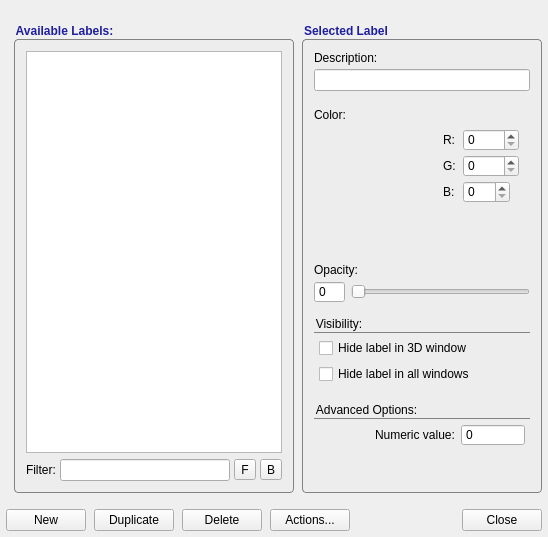
pyushkevich/itksnap, file GUI/Qt/Windows/LabelEditorDialog.ui: the form before one commit.
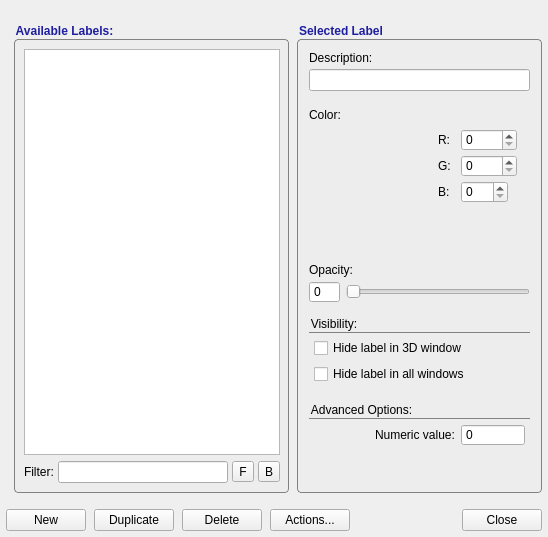
The form after the commit. Custom widgets are drawn as their Qt base class.

Commit message: Fix to display of labels over 99

Diff of the .ui file:
```diff
--- a/GUI/Qt/Windows/LabelEditorDialog.ui
+++ b/GUI/Qt/Windows/LabelEditorDialog.ui
@@ -629,19 +629,22 @@
      </property>
      <layout class="QVBoxLayout" name="verticalLayout">
       <property name="leftMargin">
-       <number>6</number>
+       <number>4</number>
       </property>
       <property name="topMargin">
-       <number>6</number>
+       <number>4</number>
       </property>
       <property name="rightMargin">
-       <number>6</number>
+       <number>3</number>
       </property>
       <property name="bottomMargin">
-       <number>6</number>
+       <number>4</number>
       </property>
       <item>
        <widget class="QTableView" name="lvLabels">
+        <property name="styleSheet">
+         <string notr="true">font-size:12px;</string>
+        </property>
         <property name="editTriggers">
          <set>QAbstractItemView::NoEditTriggers</set>
         </property>
@@ -658,7 +661,7 @@
          <bool>false</bool>
         </attribute>
         <attribute name="horizontalHeaderDefaultSectionSize">
-         <number>50</number>
+         <number>60</number>
         </attribute>
         <attribute name="horizontalHeaderStretchLastSection">
          <bool>true</bool>
```
The commit also changes 2 other files.
